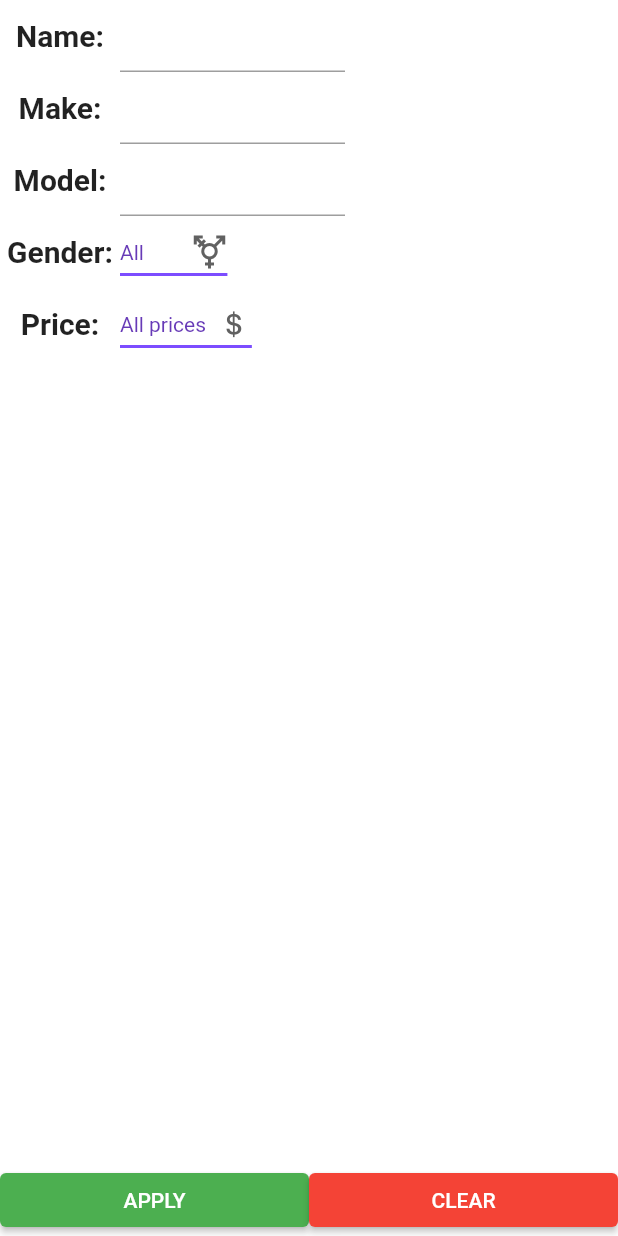
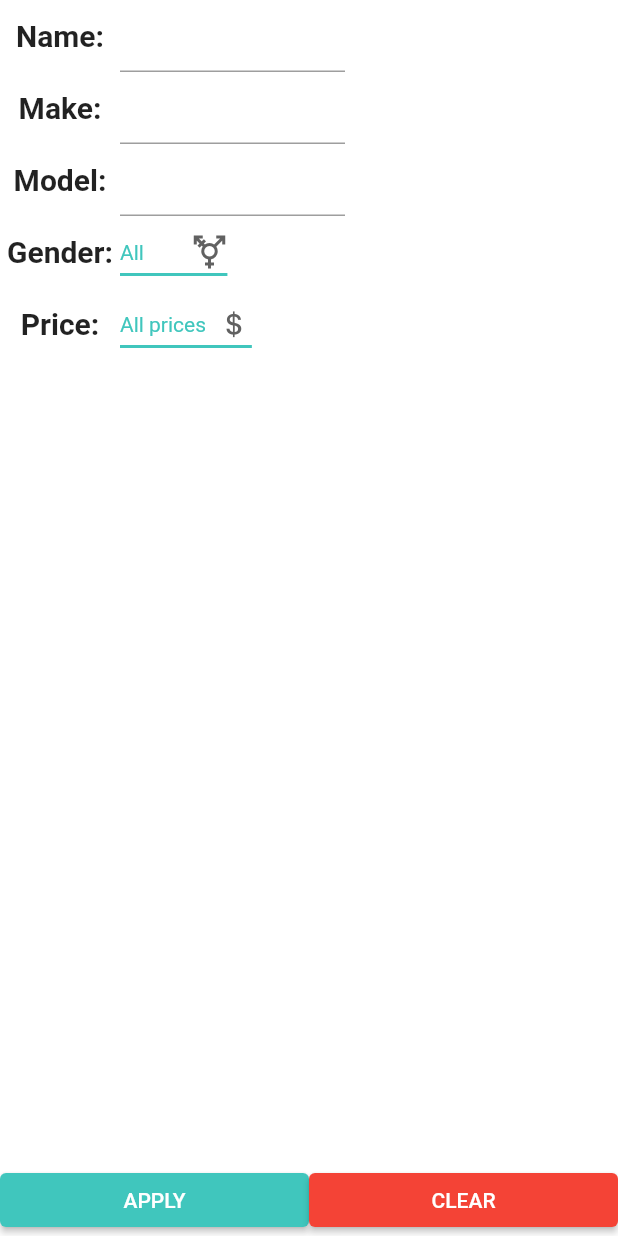
Before and after one commit to jan268/In-ynierka, a Flutter app: the FilterPage screen opened by its route, on a phone screen of 412 x 824 dp. Run offline on Flutter 3.47's test engine with Material 2 defaults, Android fonts, the phone set to English and light mode, and no system bars; our stand-ins replace flutter_spinkit, toggle_switch; network calls fail.

Commit message:
filters done, need to add logic

```diff
--- a/lib/main.dart
+++ b/lib/main.dart
@@ -11,7 +11,7 @@ import 'package:net_market/pages/search.dart';
 void main() {
   runApp(MaterialApp(
     debugShowCheckedModeBanner: false,
-    initialRoute: "/filters",
+    initialRoute: "/search",
     routes: {
       '/' : (context) => Loading(),
       '/home' : (context) => Home(category: 'Streetwear',),
--- a/lib/objects/item_card_object.dart
+++ b/lib/objects/item_card_object.dart
@@ -21,7 +21,7 @@ class ItemCardObject {
 
   static Future<ItemCardObject> getData(String id) async {
       // make request
-      Response response = await get(Uri.parse("http://netmarketapi-env.eba-u5ax5fih.eu-central-1.elasticbeanstalk.com/api/Items/${id}"));
+      Response response = await get(Uri.parse("http://netmarket-api.eu-central-1.elasticbeanstalk.com/api/Items/${id}"));
       var data = jsonDecode(response.body);
 
       return ItemCardObject.fromJson(data);
--- a/lib/pages/buy_item.dart
+++ b/lib/pages/buy_item.dart
@@ -78,7 +78,7 @@ class _BuyItemState extends State<BuyItem> {
                 ToggleSwitch(
                   minWidth: 90.0,
                   cornerRadius: 20.0,
-                  activeBgColors: [[Colors.green[800]!], [Colors.green[800]!]],
+                  activeBgColors: [[Colors.green[800]!], [Colors.green[800]!]], //Color(0xFF40C6BD)
                   activeFgColor: Colors.white,
                   inactiveBgColor: Colors.grey,
                   inactiveFgColor: Colors.white,
--- a/lib/pages/filters.dart
+++ b/lib/pages/filters.dart
@@ -114,10 +114,10 @@ class _FilterPageState extends State<FilterPage> {
                       icon: const Icon(Icons.transgender),
                       iconSize: 24,
                       elevation: 16,
-                      style: const TextStyle(color: Colors.deepPurple),
+                      style: const TextStyle(color: Color(0xFF40C6BD)),
                       underline: Container(
                         height: 2,
-                        color: Colors.deepPurpleAccent,
+                        color: Color(0xFF40C6BD),
                       ),
                       onChanged: (String? newValue) {
                         setState(() {
@@ -156,10 +156,10 @@ class _FilterPageState extends State<FilterPage> {
                         icon: const Icon(CupertinoIcons.money_dollar),
                         iconSize: 24,
                         elevation: 16,
-                        style: const TextStyle(color: Colors.deepPurple),
+                        style: const TextStyle(color: Color(0xFF40C6BD)),
                         underline: Container(
                           height: 2,
-                          color: Colors.deepPurpleAccent,
+                          color: Color(0xFF40C6BD),
                         ),
                         onChanged: (String? newValue) {
                           setState(() {
@@ -187,7 +187,7 @@ class _FilterPageState extends State<FilterPage> {
             width: MediaQuery.of(context).size.width/2,
             child: ElevatedButton(
               style: ButtonStyle(
-                backgroundColor: MaterialStateProperty.all<Color>(Colors.green),
+                backgroundColor: MaterialStateProperty.all<Color>(Color(0xFF40C6BD)),
               ),
               onPressed: () {
                 // powrot do ekranu wyszukiwania z (przekazac dane filtrow)
```
